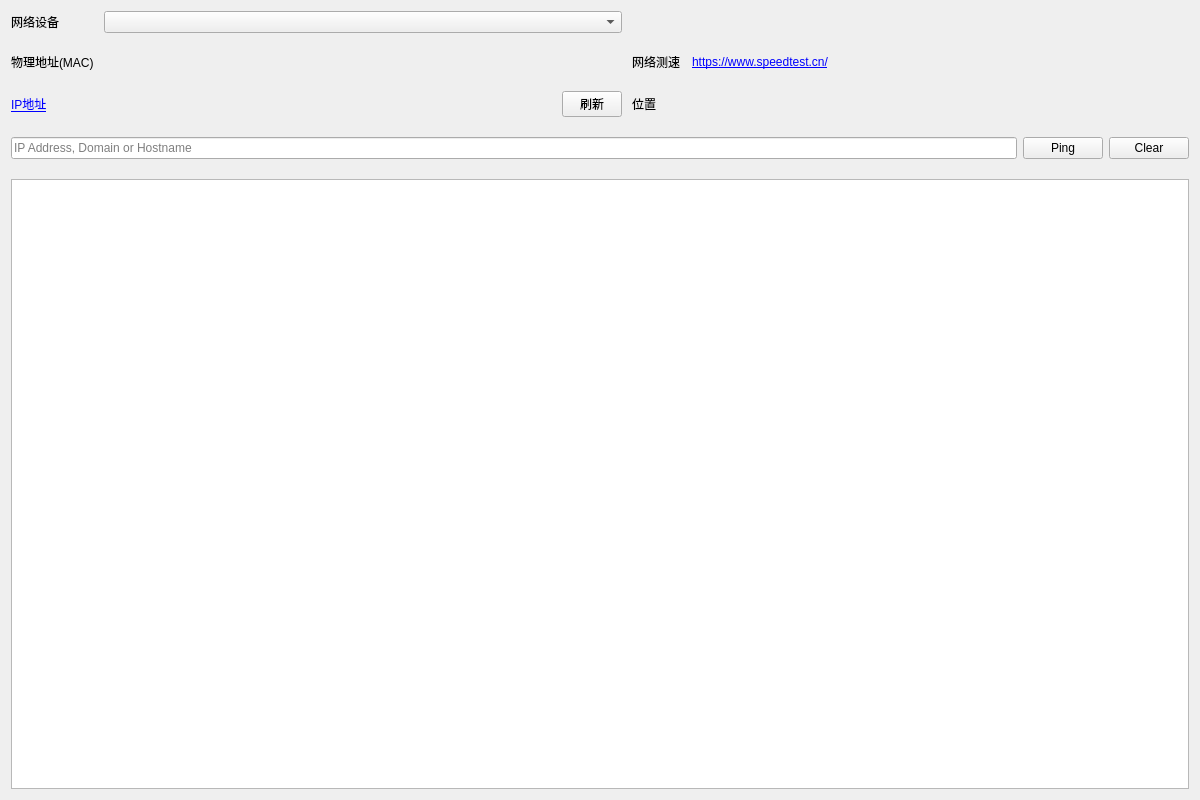
First picture: the form in DevTools/net_tool/net_tool.ui, repository mxy493/DevTools, before the edit.
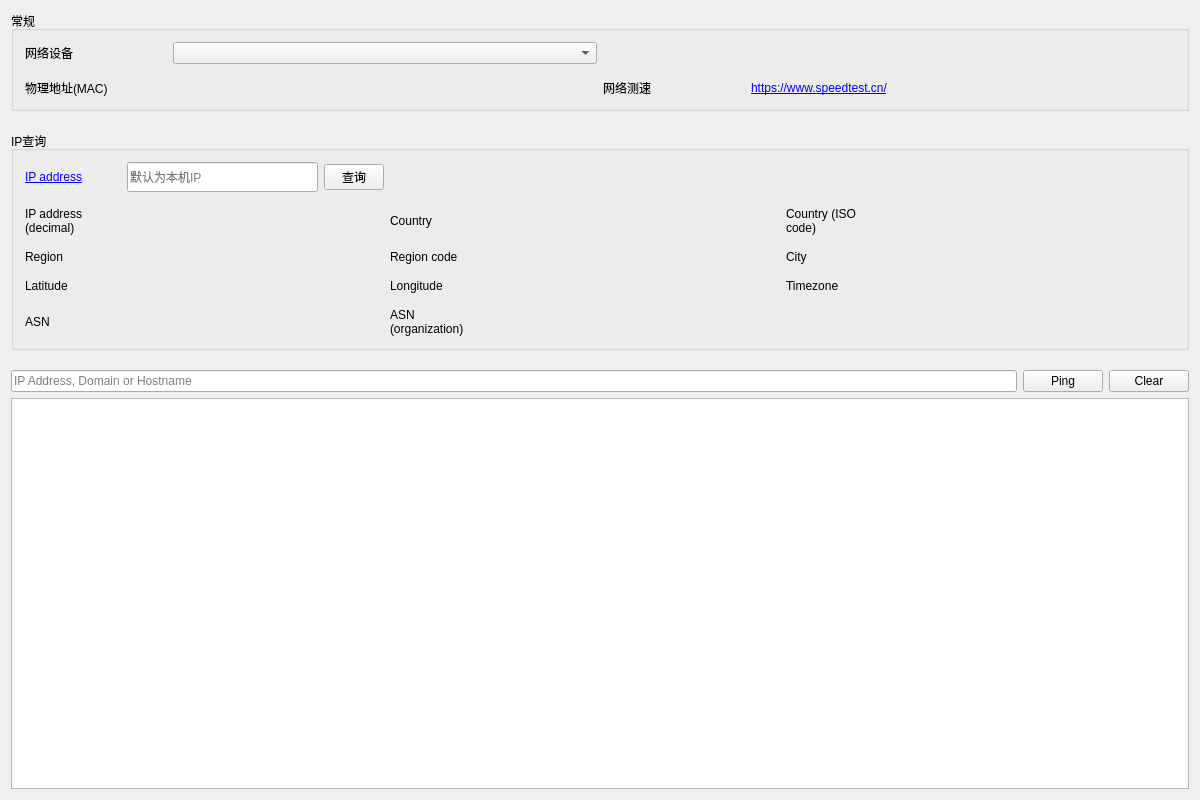
Second picture: the form after the edit. Icons and pictures are not drawn.

Commit message: 更新网络工具可查询指定IPv4地址的更详尽的信息，优化界面布局

What changed in the file:
```diff
--- a/DevTools/net_tool/net_tool.ui
+++ b/DevTools/net_tool/net_tool.ui
@@ -32,136 +32,373 @@
      <property name="verticalSpacing">
       <number>20</number>
      </property>
-     <item row="0" column="0">
-      <widget class="QLabel" name="label_2">
-       <property name="text">
-        <string>网络设备</string>
-       </property>
-      </widget>
-     </item>
-     <item row="1" column="0">
-      <widget class="QLabel" name="label">
-       <property name="text">
-        <string>物理地址(MAC)</string>
-       </property>
-      </widget>
-     </item>
-     <item row="1" column="3">
-      <widget class="QLabel" name="label_5">
-       <property name="text">
-        <string>网络测速</string>
-       </property>
-      </widget>
-     </item>
-     <item row="1" column="4">
-      <widget class="QLabel" name="label_6">
-       <property name="text">
-        <string>&lt;html&gt;&lt;head/&gt;&lt;body&gt;&lt;p&gt;&lt;a href=&quot;https://www.speedtest.cn/&quot;&gt;&lt;span style=&quot; text-decoration: underline; color:#0000ff;&quot;&gt;https://www.speedtest.cn/&lt;/span&gt;&lt;/a&gt;&lt;/p&gt;&lt;/body&gt;&lt;/html&gt;</string>
-       </property>
-       <property name="openExternalLinks">
-        <bool>true</bool>
-       </property>
-      </widget>
-     </item>
-     <item row="2" column="3">
-      <widget class="QLabel" name="label_7">
-       <property name="text">
-        <string>位置</string>
-       </property>
-      </widget>
-     </item>
-     <item row="2" column="0">
-      <widget class="QLabel" name="label_3">
-       <property name="text">
-        <string>&lt;html&gt;&lt;head/&gt;&lt;body&gt;&lt;p&gt;&lt;a href=&quot;https://ifconfig.co&quot;&gt;&lt;span style=&quot; text-decoration: underline; color:#0000ff;&quot;&gt;IP地址&lt;/span&gt;&lt;/a&gt;&lt;/p&gt;&lt;/body&gt;&lt;/html&gt;</string>
-       </property>
-       <property name="openExternalLinks">
-        <bool>true</bool>
-       </property>
-      </widget>
-     </item>
-     <item row="2" column="4">
-      <widget class="QLabel" name="label_location">
-       <property name="text">
-        <string/>
-       </property>
-       <property name="textInteractionFlags">
-        <set>Qt::LinksAccessibleByMouse|Qt::TextSelectableByMouse</set>
-       </property>
-      </widget>
-     </item>
-     <item row="9" column="0" colspan="5">
-      <widget class="QPlainTextEdit" name="text_edit">
-       <property name="readOnly">
-        <bool>true</bool>
-       </property>
-      </widget>
-     </item>
-     <item row="2" column="1">
-      <widget class="QLabel" name="label_ip">
-       <property name="text">
-        <string/>
-       </property>
-       <property name="textInteractionFlags">
-        <set>Qt::LinksAccessibleByMouse|Qt::TextSelectableByMouse</set>
-       </property>
-      </widget>
-     </item>
-     <item row="6" column="0" colspan="5">
-      <layout class="QHBoxLayout" name="horizontalLayout">
-       <item>
+     <item row="8" column="0" colspan="5">
+      <layout class="QGridLayout" name="ping">
+       <item row="0" column="0">
         <widget class="QLineEdit" name="line_ping">
          <property name="placeholderText">
           <string>IP Address, Domain or Hostname</string>
          </property>
         </widget>
        </item>
-       <item>
+       <item row="0" column="1">
         <widget class="QPushButton" name="btn_ping">
          <property name="text">
           <string>Ping</string>
          </property>
         </widget>
        </item>
-       <item>
+       <item row="0" column="2">
         <widget class="QPushButton" name="btn_clear">
          <property name="text">
           <string>Clear</string>
          </property>
         </widget>
        </item>
+       <item row="1" column="0" colspan="3">
+        <widget class="QPlainTextEdit" name="text_edit">
+         <property name="readOnly">
+          <bool>true</bool>
+         </property>
+        </widget>
+       </item>
       </layout>
      </item>
-     <item row="2" column="2">
-      <widget class="QPushButton" name="btn_update_ip">
-       <property name="minimumSize">
-        <size>
-         <width>60</width>
-         <height>0</height>
-        </size>
+     <item row="4" column="0" colspan="5">
+      <widget class="QGroupBox" name="query_ip">
+       <property name="title">
+        <string>IP查询</string>
        </property>
-       <property name="maximumSize">
-        <size>
-         <width>60</width>
-         <height>16777215</height>
-        </size>
-       </property>
-       <property name="text">
-        <string>刷新</string>
-       </property>
+       <layout class="QHBoxLayout" name="horizontalLayout_2">
+        <item>
+         <layout class="QGridLayout" name="gridLayout_3" columnstretch="1,2,1,1,3,1,3,0,0,0">
+          <property name="verticalSpacing">
+           <number>15</number>
+          </property>
+          <item row="0" column="1">
+           <widget class="QLineEdit" name="line_ip">
+            <property name="minimumSize">
+             <size>
+              <width>0</width>
+              <height>30</height>
+             </size>
+            </property>
+            <property name="maximumSize">
+             <size>
+              <width>16777215</width>
+              <height>30</height>
+             </size>
+            </property>
+            <property name="placeholderText">
+             <string>默认为本机IP</string>
+            </property>
+           </widget>
+          </item>
+          <item row="0" column="0">
+           <widget class="QLabel" name="label_3">
+            <property name="text">
+             <string>&lt;html&gt;&lt;head/&gt;&lt;body&gt;&lt;p&gt;&lt;a href=&quot;https://ifconfig.co&quot;&gt;&lt;span style=&quot; text-decoration: underline; color:#0000ff;&quot;&gt;IP address&lt;/span&gt;&lt;/a&gt;&lt;/p&gt;&lt;/body&gt;&lt;/html&gt;</string>
+            </property>
+            <property name="wordWrap">
+             <bool>true</bool>
+            </property>
+            <property name="openExternalLinks">
+             <bool>true</bool>
+            </property>
+           </widget>
+          </item>
+          <item row="2" column="6">
+           <widget class="QLabel" name="label_city">
+            <property name="text">
+             <string/>
+            </property>
+           </widget>
+          </item>
+          <item row="1" column="5">
+           <widget class="QLabel" name="label_9">
+            <property name="text">
+             <string>Country (ISO code)</string>
+            </property>
+            <property name="wordWrap">
+             <bool>true</bool>
+            </property>
+           </widget>
+          </item>
+          <item row="3" column="5">
+           <widget class="QLabel" name="label_14">
+            <property name="text">
+             <string>Timezone</string>
+            </property>
+            <property name="wordWrap">
+             <bool>true</bool>
+            </property>
+           </widget>
+          </item>
+          <item row="2" column="1" colspan="2">
+           <widget class="QLabel" name="label_region">
+            <property name="text">
+             <string/>
+            </property>
+           </widget>
+          </item>
+          <item row="1" column="1" colspan="2">
+           <widget class="QLabel" name="label_decimal">
+            <property name="text">
+             <string/>
+            </property>
+           </widget>
+          </item>
+          <item row="1" column="3">
+           <widget class="QLabel" name="label_7">
+            <property name="text">
+             <string>Country</string>
+            </property>
+            <property name="wordWrap">
+             <bool>true</bool>
+            </property>
+           </widget>
+          </item>
+          <item row="1" column="0">
+           <widget class="QLabel" name="label_8">
+            <property name="text">
+             <string>IP address (decimal)</string>
+            </property>
+            <property name="wordWrap">
+             <bool>true</bool>
+            </property>
+           </widget>
+          </item>
+          <item row="2" column="5">
+           <widget class="QLabel" name="label_4">
+            <property name="text">
+             <string>City</string>
+            </property>
+            <property name="wordWrap">
+             <bool>true</bool>
+            </property>
+           </widget>
+          </item>
+          <item row="0" column="2">
+           <widget class="QPushButton" name="btn_query_ip_info">
+            <property name="minimumSize">
+             <size>
+              <width>60</width>
+              <height>0</height>
+             </size>
+            </property>
+            <property name="maximumSize">
+             <size>
+              <width>60</width>
+              <height>16777215</height>
+             </size>
+            </property>
+            <property name="text">
+             <string>查询</string>
+            </property>
+           </widget>
+          </item>
+          <item row="3" column="0">
+           <widget class="QLabel" name="label_12">
+            <property name="text">
+             <string>Latitude</string>
+            </property>
+            <property name="wordWrap">
+             <bool>true</bool>
+            </property>
+           </widget>
+          </item>
+          <item row="3" column="3">
+           <widget class="QLabel" name="label_13">
+            <property name="text">
+             <string>Longitude</string>
+            </property>
+            <property name="wordWrap">
+             <bool>true</bool>
+            </property>
+           </widget>
+          </item>
+          <item row="3" column="1" colspan="2">
+           <widget class="QLabel" name="label_latitude">
+            <property name="text">
+             <string/>
+            </property>
+           </widget>
+          </item>
+          <item row="1" column="4">
+           <widget class="QLabel" name="label_country">
+            <property name="text">
+             <string/>
+            </property>
+            <property name="textInteractionFlags">
+             <set>Qt::LinksAccessibleByMouse|Qt::TextSelectableByMouse</set>
+            </property>
+           </widget>
+          </item>
+          <item row="3" column="6">
+           <widget class="QLabel" name="label_timezone">
+            <property name="text">
+             <string/>
+            </property>
+           </widget>
+          </item>
+          <item row="3" column="4">
+           <widget class="QLabel" name="label_longitude">
+            <property name="text">
+             <string/>
+            </property>
+           </widget>
+          </item>
+          <item row="2" column="4">
+           <widget class="QLabel" name="label_region_code">
+            <property name="text">
+             <string/>
+            </property>
+           </widget>
+          </item>
+          <item row="2" column="0">
+           <widget class="QLabel" name="label_10">
+            <property name="text">
+             <string>Region</string>
+            </property>
+            <property name="wordWrap">
+             <bool>true</bool>
+            </property>
+           </widget>
+          </item>
+          <item row="1" column="6">
+           <widget class="QLabel" name="label_country_iso">
+            <property name="text">
+             <string/>
+            </property>
+           </widget>
+          </item>
+          <item row="2" column="3">
+           <widget class="QLabel" name="label_11">
+            <property name="text">
+             <string>Region code</string>
+            </property>
+            <property name="wordWrap">
+             <bool>true</bool>
+            </property>
+           </widget>
+          </item>
+          <item row="4" column="0">
+           <widget class="QLabel" name="label_15">
+            <property name="text">
+             <string>ASN</string>
+            </property>
+            <property name="wordWrap">
+             <bool>true</bool>
+            </property>
+           </widget>
+          </item>
+          <item row="4" column="1" colspan="2">
+           <widget class="QLabel" name="label_asn">
+            <property name="text">
+             <string/>
+            </property>
+           </widget>
+          </item>
+          <item row="4" column="3">
+           <widget class="QLabel" name="label_16">
+            <property name="text">
+             <string>ASN (organization)</string>
+            </property>
+            <property name="wordWrap">
+             <bool>true</bool>
+            </property>
+           </widget>
+          </item>
+          <item row="4" column="4">
+           <widget class="QLabel" name="label_asn_org">
+            <property name="text">
+             <string/>
+            </property>
+           </widget>
+          </item>
+          <item row="0" column="3" colspan="4">
+           <widget class="QLabel" name="label_info">
+            <property name="text">
+             <string/>
+            </property>
+           </widget>
+          </item>
+         </layout>
+        </item>
+       </layout>
       </widget>
      </item>
-     <item row="0" column="1" colspan="2">
-      <widget class="QComboBox" name="combo_interfaces"/>
-     </item>
-     <item row="1" column="1" colspan="2">
-      <widget class="QLabel" name="label_mac">
-       <property name="text">
-        <string/>
+     <item row="0" column="0" colspan="5">
+      <widget class="QGroupBox" name="normal">
+       <property name="title">
+        <string>常规</string>
        </property>
-       <property name="textInteractionFlags">
-        <set>Qt::LinksAccessibleByMouse|Qt::TextSelectableByMouse</set>
-       </property>
+       <layout class="QHBoxLayout" name="horizontalLayout_3">
+        <item>
+         <layout class="QGridLayout" name="gridLayout_4" columnstretch="1,3,1,3">
+          <property name="verticalSpacing">
+           <number>15</number>
+          </property>
+          <item row="0" column="0">
+           <widget class="QLabel" name="label_2">
+            <property name="text">
+             <string>网络设备</string>
+            </property>
+           </widget>
+          </item>
+          <item row="0" column="1">
+           <widget class="QComboBox" name="combo_interfaces"/>
+          </item>
+          <item row="2" column="0">
+           <widget class="QLabel" name="label">
+            <property name="text">
+             <string>物理地址(MAC)</string>
+            </property>
+           </widget>
+          </item>
+          <item row="2" column="1">
+           <widget class="QLabel" name="label_mac">
+            <property name="text">
+             <string/>
+            </property>
+            <property name="textInteractionFlags">
+             <set>Qt::LinksAccessibleByMouse|Qt::TextSelectableByMouse</set>
+            </property>
+           </widget>
+          </item>
+          <item row="2" column="2">
+           <widget class="QLabel" name="label_5">
+            <property name="text">
+             <string>网络测速</string>
+            </property>
+           </widget>
+          </item>
+          <item row="2" column="3">
+           <widget class="QLabel" name="label_6">
+            <property name="text">
+             <string>&lt;html&gt;&lt;head/&gt;&lt;body&gt;&lt;p&gt;&lt;a href=&quot;https://www.speedtest.cn/&quot;&gt;&lt;span style=&quot; text-decoration: underline; color:#0000ff;&quot;&gt;https://www.speedtest.cn/&lt;/span&gt;&lt;/a&gt;&lt;/p&gt;&lt;/body&gt;&lt;/html&gt;</string>
+            </property>
+            <property name="openExternalLinks">
+             <bool>true</bool>
+            </property>
+           </widget>
+          </item>
+          <item row="0" column="2" colspan="2">
+           <spacer name="horizontalSpacer">
+            <property name="orientation">
+             <enum>Qt::Horizontal</enum>
+            </property>
+            <property name="sizeHint" stdset="0">
+             <size>
+              <width>40</width>
+              <height>20</height>
+             </size>
+            </property>
+           </spacer>
+          </item>
+         </layout>
+        </item>
+       </layout>
       </widget>
      </item>
     </layout>
```
The commit also changes 2 other files.
